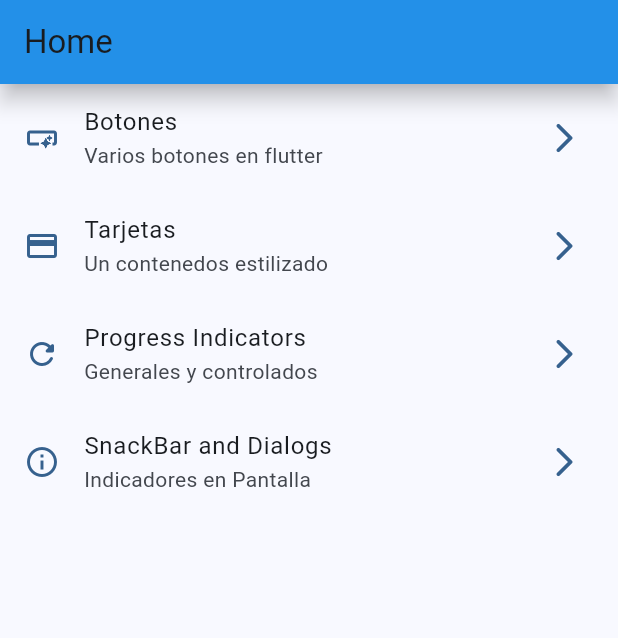
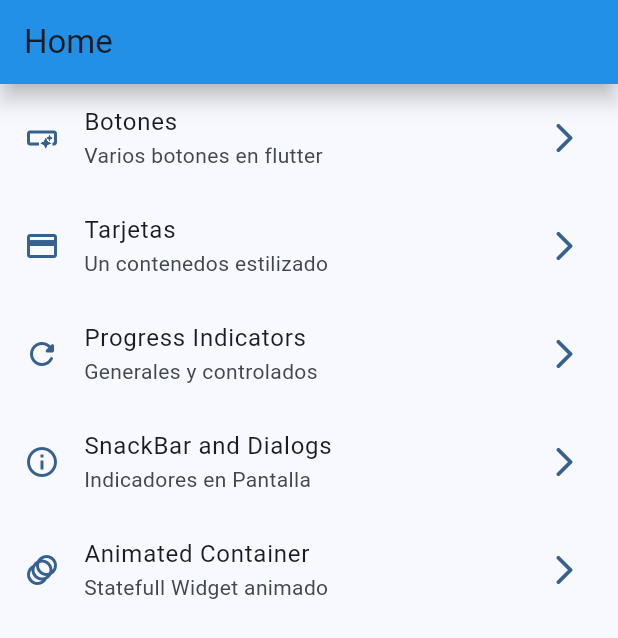
Before and after one commit to rafaelgamezdiaz/widgets_app, a Flutter app: the screen it shows after launch, on a phone screen of 412 x 824 dp. Shown: the top 638 px of the screen. Run offline on Flutter 3.47's test engine with Material 3 defaults, Android fonts, the phone set to English and light mode, and no system bars; our stand-ins replace go_router.

Commit message:
animated container finished

```diff
--- a/lib/config/menu/menu_items.dart
+++ b/lib/config/menu/menu_items.dart
@@ -39,4 +39,10 @@ const appMenuItems = <MenuItems>[
     link: '/snackbar',
     icon: Icons.info_outline,
   ),
+  MenuItems(
+    title: 'Animated Container',
+    subTitle: 'Statefull Widget animado',
+    link: '/animated',
+    icon: Icons.animation,
+  ),
 ];
--- a/lib/config/router/app_router.dart
+++ b/lib/config/router/app_router.dart
@@ -36,5 +36,11 @@ final GoRouter appRouter = GoRouter(
       builder:
           (BuildContext context, GoRouterState state) => const SnackbarScreen(),
     ),
+    GoRoute(
+      path: '/animated',
+      name: AnimatedScreen.name,
+      builder:
+          (BuildContext context, GoRouterState state) => const AnimatedScreen(),
+    ),
   ],
 );
```
Also changed, not shown: lib/presentation/screens/animated/animated_screen.dart (+47 -2 lines).
